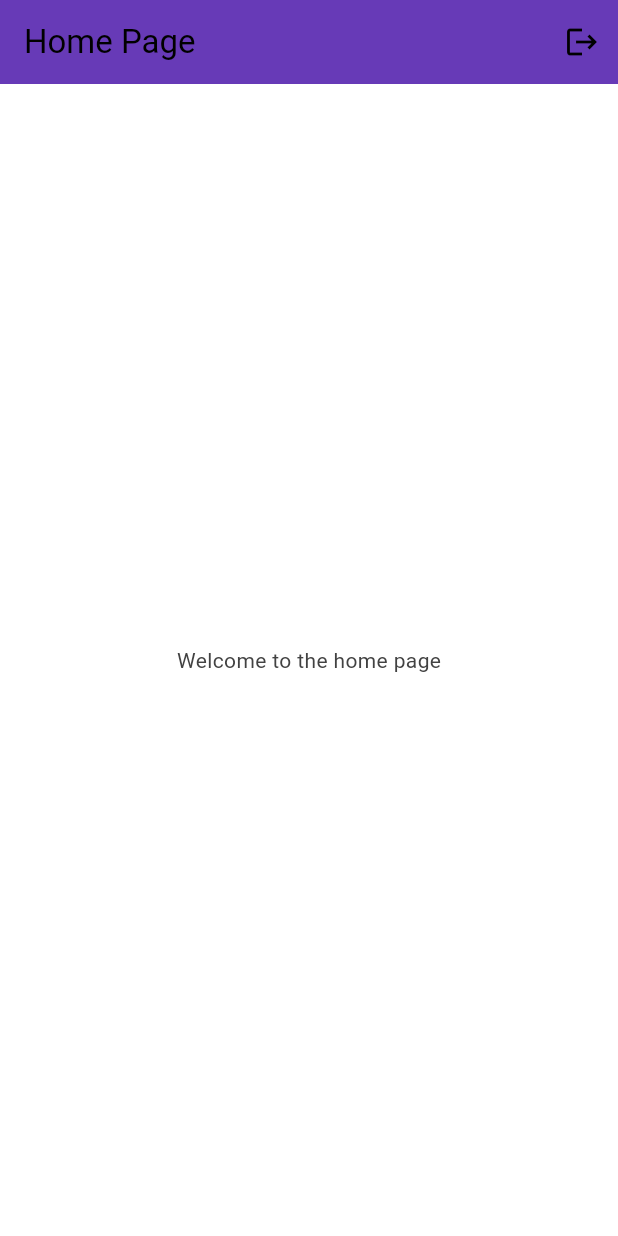
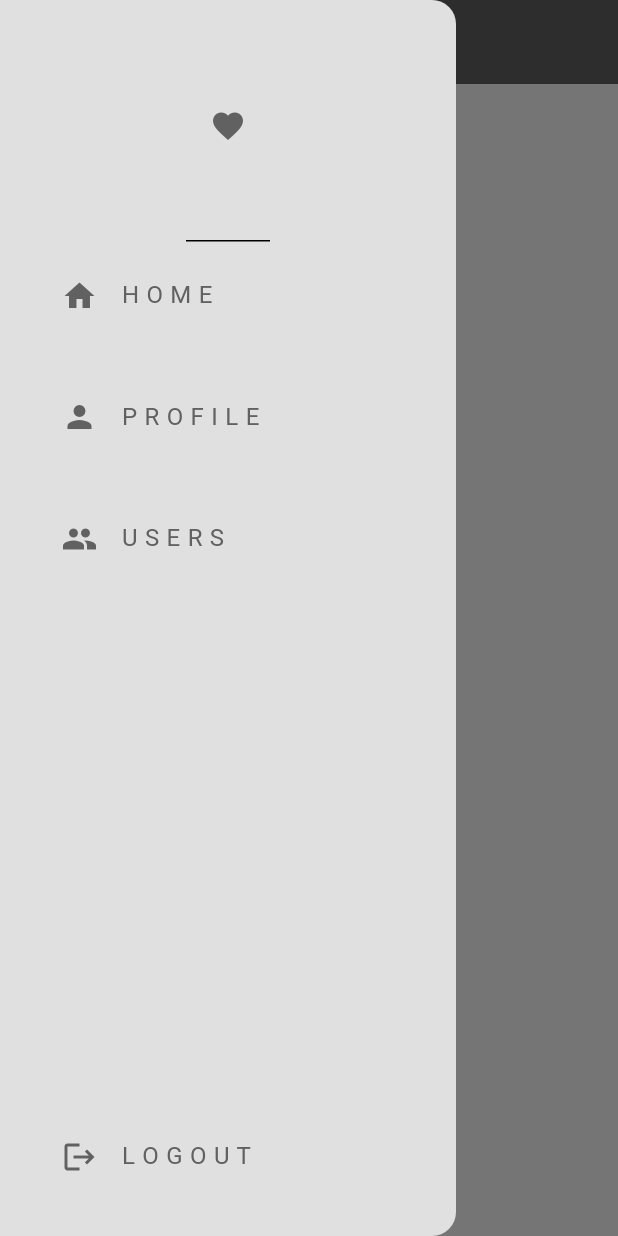
Before and after one commit to Schumipres/Social-app-demo, a Flutter app: the screen it shows once a user with an empty profile is signed in, with the side drawer open (before the commit the screen has no drawer), on a phone screen of 412 x 824 dp. Run offline on Flutter 3.47's test engine with Material 3 defaults, Android fonts, the phone set to English and light mode, and no system bars; our stand-ins replace cloud_firestore, firebase_auth, firebase_core; accounts and stored records are empty; generated files the repository leaves out were written again.

Commit message:
Add cloud_firestore dependency and add drawer, profile, users pages

```diff
--- /dev/null
+++ b/lib/components/my_drawer.dart
@@ -0,0 +1,124 @@
+import 'package:firebase_auth/firebase_auth.dart';
+import 'package:flutter/material.dart';
+
+class MyDrawer extends StatelessWidget {
+  const MyDrawer({Key? key}) : super(key: key);
+
+  void logout() async {
+    FirebaseAuth.instance.signOut();
+  }
+
+  @override
+  Widget build(BuildContext context) {
+    return Drawer(
+      backgroundColor: Theme.of(context).colorScheme.background,
+      child: Column(
+        mainAxisAlignment: MainAxisAlignment.spaceBetween,
+        children: [
+          Column(
+            children: [
+              //drawer header
+              DrawerHeader(
+                child: Icon(
+                  Icons.favorite,
+                  color: Theme.of(context).colorScheme.inversePrimary,
+                ),
+              ),
+
+              //home tile
+              Padding(
+                padding: const EdgeInsets.only(left: 25),
+                child: ListTile(
+                  title: Text(
+                    "H O M E",
+                    style: TextStyle(
+                        color: Theme.of(context).colorScheme.inversePrimary),
+                  ),
+                  leading: Icon(
+                    Icons.home,
+                    color: Theme.of(context).colorScheme.inversePrimary,
+                  ),
+                  onTap: () {
+                    Navigator.pop(context);
+                  },
+                ),
+              ),
+
+              const SizedBox(
+                height: 25,
+              ),
+
+              //profile tile
+              Padding(
+                padding: const EdgeInsets.only(left: 25),
+                child: ListTile(
+                  title: Text(
+                    "P R O F I L E",
+                    style: TextStyle(
+                        color: Theme.of(context).colorScheme.inversePrimary),
+                  ),
+                  leading: Icon(
+                    Icons.person,
+                    color: Theme.of(context).colorScheme.inversePrimary,
+                  ),
+                  onTap: () {
+                    Navigator.pop(context);
+                    Navigator.pushNamed(context, '/profile_page');
+                  },
+                ),
+              ),
+
+              const SizedBox(
+                height: 25,
+              ),
+
+              //user tile
+              Padding(
+                padding: const EdgeInsets.only(left: 25),
+                child: ListTile(
+                  title: Text(
+                    "U S E R S",
+                    style: TextStyle(
+                        color: Theme.of(context).colorScheme.inversePrimary),
+                  ),
+                  leading: Icon(
+                    Icons.group,
+                    color: Theme.of(context).colorScheme.inversePrimary,
+                  ),
+                  onTap: () {
+                    Navigator.pop(context);
+                    Navigator.pushNamed(context, '/users_page');
+                  },
+                ),
+              ),
+
+              const SizedBox(
+                height: 25,
+              ),
+            ],
+          ),
+
+          //logout
+          Padding(
+            padding: const EdgeInsets.only(left: 25, bottom: 25),
+            child: ListTile(
+              title: Text(
+                "L O G O U T",
+                style: TextStyle(
+                    color: Theme.of(context).colorScheme.inversePrimary),
+              ),
+              leading: Icon(
+                Icons.logout,
+                color: Theme.of(context).colorScheme.inversePrimary,
+              ),
+              onTap: () {
+                Navigator.pop(context);
+                logout();
+              },
+            ),
+          ),
+        ],
+      ),
+    );
+  }
+}
--- a/lib/main.dart
+++ b/lib/main.dart
@@ -1,7 +1,11 @@
 import 'package:firebase_core/firebase_core.dart';
 import 'package:flutter/material.dart';
 import 'package:social/auth/auth.dart';
+import 'package:social/auth/login_or_register.dart';
 import 'package:social/firebase_options.dart';
+import 'package:social/pages/home_page.dart';
+import 'package:social/pages/profile_page.dart';
+import 'package:social/pages/users_pages.dart';
 import 'package:social/theme/dark_mode.dart';
 import 'package:social/theme/light_mode.dart';
 
@@ -21,6 +25,12 @@ class MyApp extends StatelessWidget {
       home: const AuthPage(),
       theme: lightMode,
       darkTheme: darkMode,
+      routes: {
+        '/login_register_page': (context) => const LoginOrRegister(),
+        '/home_page': (context) => const HomePage(),
+        '/profile_page': (context) => ProfilePage(),
+        '/users_page': (context) => const UsersPages(),
+      },
     );
   }
 }
--- a/lib/pages/home_page.dart
+++ b/lib/pages/home_page.dart
@@ -1,31 +1,25 @@
 import 'package:firebase_auth/firebase_auth.dart';
 import 'package:firebase_core/firebase_core.dart';
 import 'package:flutter/material.dart';
+import 'package:social/components/my_drawer.dart';
 
 class HomePage extends StatelessWidget {
   const HomePage({Key? key}) : super(key: key);
-
-  void logout() async {
-    FirebaseAuth.instance.signOut();
-  }
 
   @override
   Widget build(BuildContext context) {
     return Scaffold(
       appBar: AppBar(
-        title: const Text("Home Page"),
-        backgroundColor: Colors.deepPurple,
-        actions: [
-          //logout button
-          IconButton(
-            onPressed: logout,
-            icon: const Icon(Icons.logout),
-          )
-        ],
+        foregroundColor: Theme.of(context).colorScheme.primary,
+        title: const Text(
+          "Home Page",
+        ),
+        backgroundColor: Theme.of(context).colorScheme.inversePrimary,
       ),
       body: const Center(
         child: Text("Welcome to the home page"),
       ),
+      drawer: const MyDrawer(),
     );
   }
 }
--- a/pubspec.yaml
+++ b/pubspec.yaml
@@ -37,6 +37,7 @@ dependencies:
   cupertino_icons: ^1.0.6
   firebase_core: ^2.27.1
   firebase_auth: ^4.17.9
+  cloud_firestore: ^4.15.9
 
 dev_dependencies:
   flutter_test:
```
Also changed, not shown: lib/pages/profile_page.dart (added, +71 -0 lines), lib/pages/register_page.dart (+21 -1 lines), lib/pages/users_pages.dart (added, +50 -0 lines), pubspec.lock, 4 other files.
